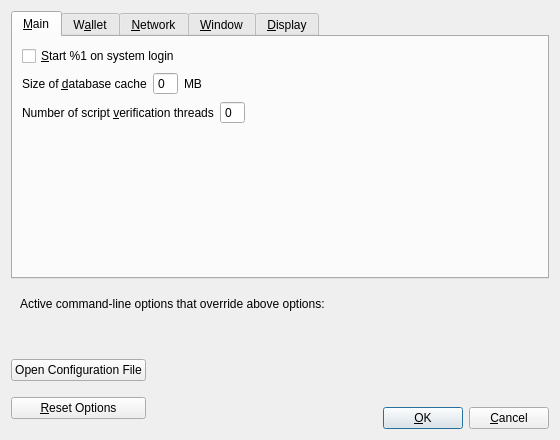
This is src/qt/forms/optionsdialog.ui in navcoin/navcoin-core as Qt 5 draws it before an edit. The edited form follows.
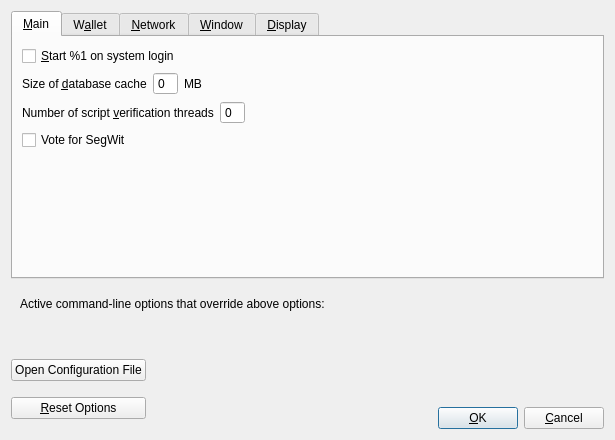
This is the edited form. The open tabs and pages were chosen to show the change. Custom widgets are drawn as their Qt base class.

Commit message: gui: adds checkbox for segregated witness voting

```diff
--- a/src/qt/forms/optionsdialog.ui
+++ b/src/qt/forms/optionsdialog.ui
@@ -6,7 +6,7 @@
    <rect>
     <x>0</x>
     <y>0</y>
-    <width>560</width>
+    <width>615</width>
     <height>440</height>
    </rect>
   </property>
@@ -139,6 +139,13 @@
          </item>
         </layout>
        </item>
+       <item>
+        <widget class="QCheckBox" name="voteSegWit">
+         <property name="text">
+          <string>Vote for SegWit</string>
+         </property>
+        </widget>
+       </item>
        <item>
         <spacer name="verticalSpacer_Main">
          <property name="orientation">
```
Left out of the diff: 2 changed lines with no effect on the pictures. Lines whose indentation alone changed are shown as unchanged. The commit also changes 2 other files.
